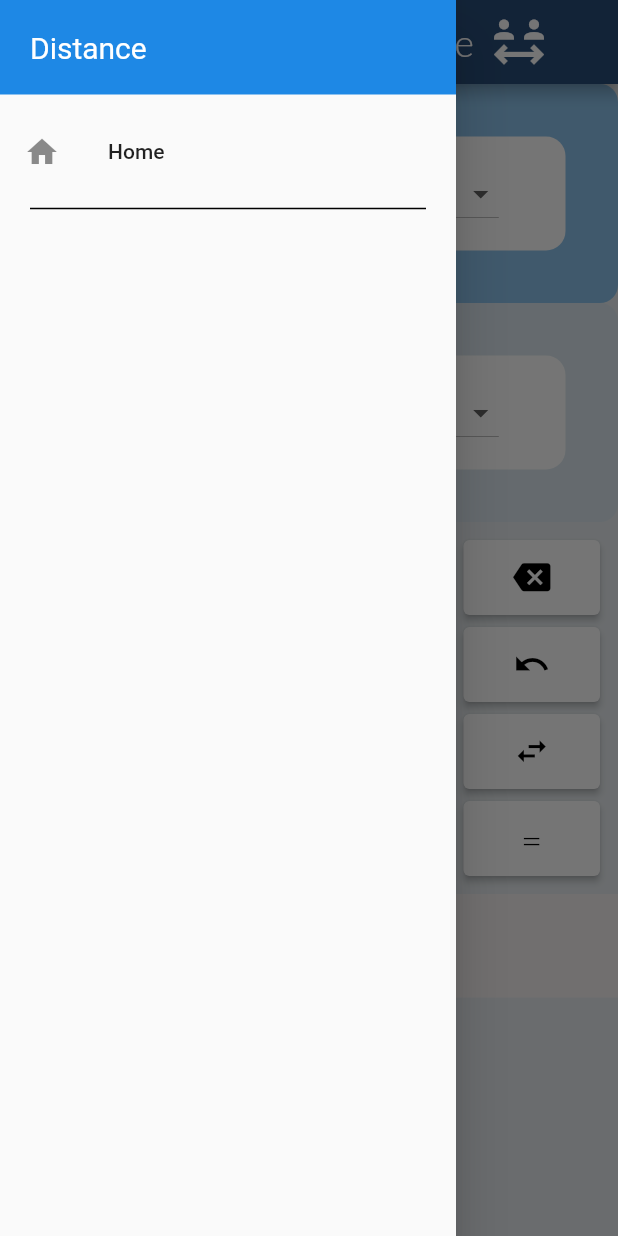
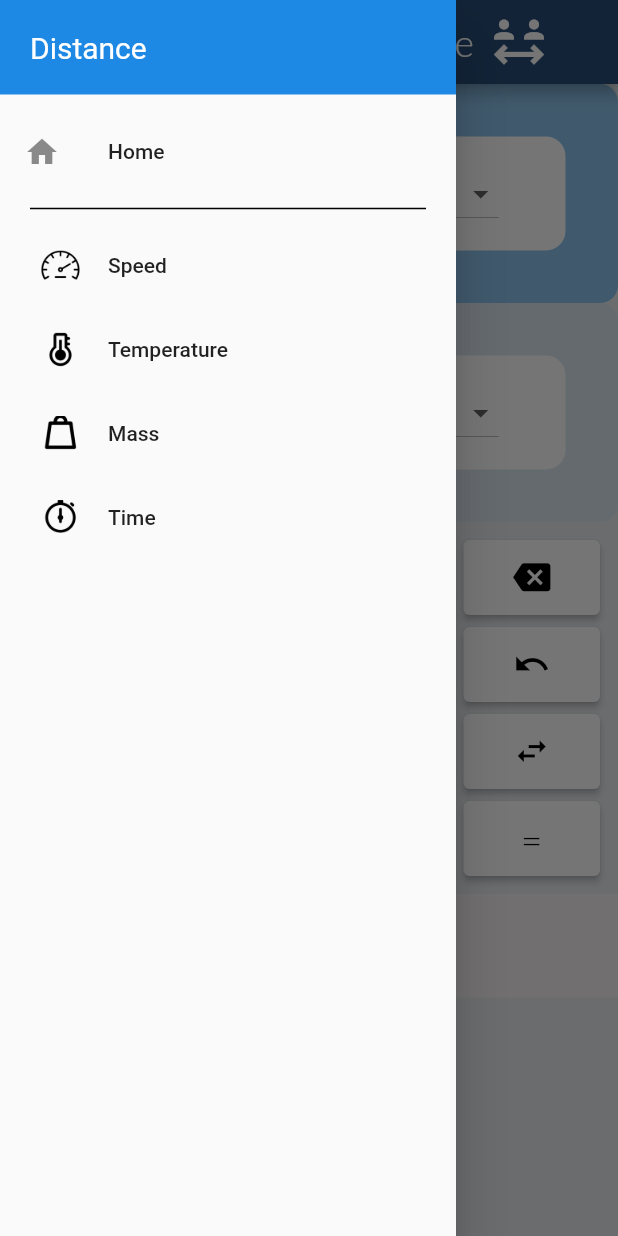
Before and after one commit to 8RIII/cc206-converter_app, a Flutter app: the Converter screen opened by its route, with the side drawer open, on a phone screen of 412 x 824 dp. Run offline on Flutter 3.47's test engine with Material 2 defaults, Android fonts, the phone set to English and light mode, and no system bars; our stand-ins replace cached_network_image, flutter_svg; missing offline and left inert: converter, dart:js.

Commit message:
fixed converter drawer

```diff
--- a/lib/features/components/calculator_keypad.dart
+++ b/lib/features/components/calculator_keypad.dart
@@ -1,5 +1,4 @@
 import 'package:converter_app/features/components/calculator_buttons.dart';
-import 'package:converter_app/features/converter_codes/converter_class.dart';
 import 'package:converter_app/core/app_export.dart';
 import 'package:flutter/material.dart';
 
--- a/lib/features/converter/converter.dart
+++ b/lib/features/converter/converter.dart
@@ -20,7 +20,7 @@ class _ConverterState extends State<Converter> {
   late String out_unit;
   late List<String> unit_list;
   String input_value = '0';
-  String output_value = '0';
+  String output_value = '';
   _ConverterState(this.measurement) {
     title = measurement;
     CF = ConvertFunct(measurement);
@@ -40,7 +40,7 @@ class _ConverterState extends State<Converter> {
     print('clear');
     setState(() {
       input_value = '0';
-      output_value = '0';
+      output_value = '';
     });
   }
 
@@ -137,7 +137,7 @@ class _ConverterState extends State<Converter> {
         ),
         backgroundColor: Color.fromRGBO(39, 76, 119, 1.0),
       ),
-      drawer: converter_drawer(),
+      drawer: converter_drawer(converter: measurement),
       body: Column(
         children: [
           Row(
--- a/lib/features/drawer/converter_drawer.dart
+++ b/lib/features/drawer/converter_drawer.dart
@@ -1,7 +1,19 @@
+import 'package:converter_app/core/app_export.dart';
 import 'package:converter_app/routes/app_routes.dart';
 import 'package:flutter/material.dart';
 
 class converter_drawer extends StatelessWidget {
+  final List drawer_content = [
+    ["Distance", ImageConstant.imgImage16, AppRoutes.Distance],
+    ["Speed", ImageConstant.imgImage12, AppRoutes.Speed],
+    ["Temperature", ImageConstant.imgImage13, AppRoutes.Temperature],
+    ["Mass", ImageConstant.imgImage14, AppRoutes.Mass],
+    ["Time", ImageConstant.imgImage17, AppRoutes.Time]
+  ];
+  final String converter;
+
+  converter_drawer({required this.converter});
+
   @override
   Widget build(BuildContext context) {
     return Drawer(
@@ -13,7 +25,7 @@ class converter_drawer extends StatelessWidget {
           padding: EdgeInsets.all(20),
           color: Colors.blue[600],
           child: Text(
-            'Distance',
+            converter,
             style: TextStyle(color: Colors.white, fontSize: 20),
           ),
         ),
@@ -31,6 +43,22 @@ class converter_drawer extends StatelessWidget {
           endIndent: 20,
           color: Colors.black,
         ),
+        ListView.builder(
+            itemCount: drawer_content.length,
+            shrinkWrap: true,
+            physics: NeverScrollableScrollPhysics(),
+            itemBuilder: (context, index) {
+              if (drawer_content[index][0] == converter) {
+                return SizedBox.shrink();
+              }
+              return DrawerList(
+                  destination: drawer_content[index][0],
+                  userImage: drawer_content[index][1],
+                  onTap: () {
+                    Navigator.pushNamed(context, drawer_content[index][2]);
+                  });
+            })
+
         //Future Destinations
         // ListTile(
         //   leading: const Icon(Icons.looks_one), //Change icons here
@@ -46,3 +74,36 @@ class converter_drawer extends StatelessWidget {
     ));
   }
 }
+
+class DrawerList extends StatelessWidget {
+  final userImage;
+  final destination;
+  final VoidCallback onTap;
+  const DrawerList(
+      {Key? key,
+      required this.destination,
+      required this.userImage,
+      required this.onTap})
+      : super(key: key);
+
+  @override
+  Widget build(BuildContext context) {
+    return ListTile(
+      leading: CustomImageView(
+        imagePath: userImage,
+        fit: BoxFit.contain,
+        height: 29.v,
+        width: 34.h,
+        margin: EdgeInsets.only(
+          left: 13.h,
+          top: 2.v,
+          bottom: 2.v,
+        ),
+      ), //Change icons here
+      title: Text(destination),
+      onTap: () {
+        onTap();
+      }, //Insert navigation action here
+    );
+  }
+}
```
